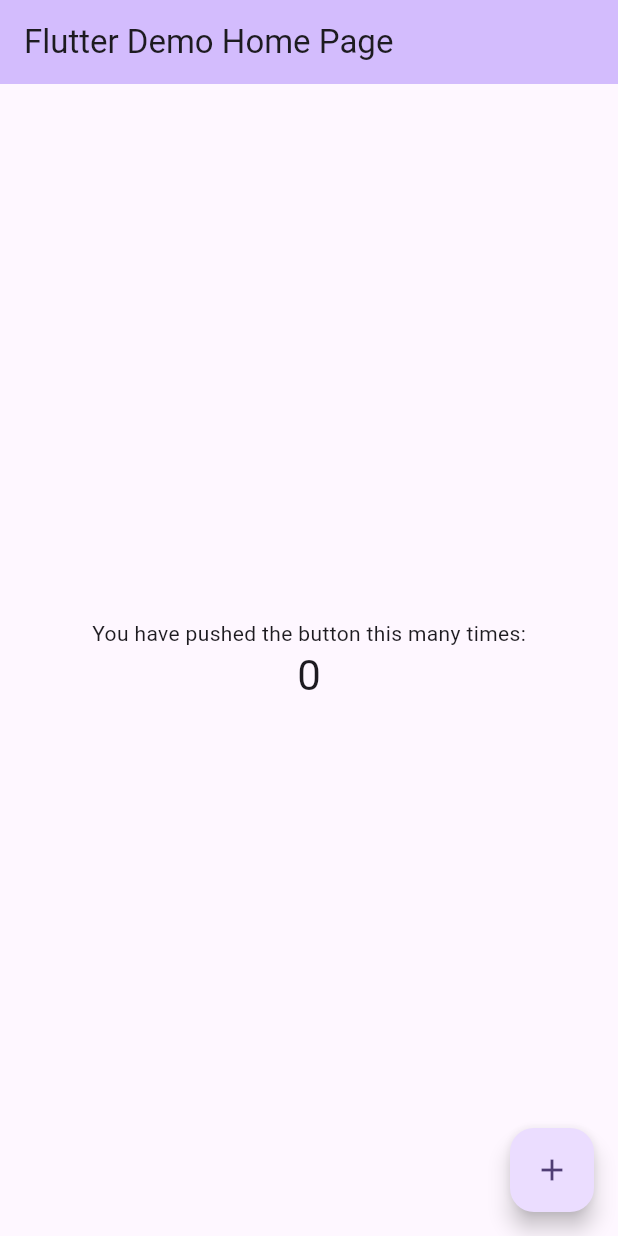
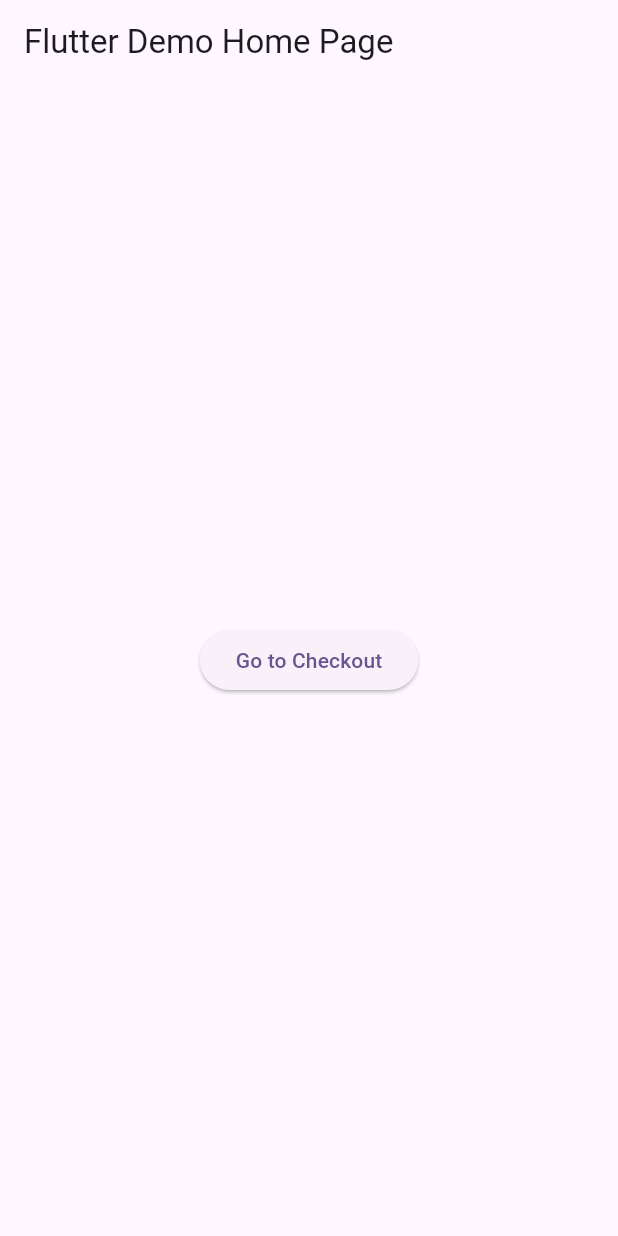
Before and after one commit to achillebourgault/flutter-ecommerce-app, a Flutter app: the screen it shows after launch, on a phone screen of 412 x 824 dp. Run offline on Flutter 3.47's test engine with Material 3 defaults, Android fonts, the phone set to English and light mode, and no system bars; our stand-ins replace firebase_core; accounts and stored records are empty.

Commit message:
Base Checkout Model

```diff
--- a/lib/main.dart
+++ b/lib/main.dart
@@ -1,4 +1,5 @@
 import 'package:flutter/material.dart';
+import 'checkout.dart';
 
 void main() {
   runApp(const MyApp());
@@ -7,27 +8,11 @@ void main() {
 class MyApp extends StatelessWidget {
   const MyApp({super.key});
 
-  // This widget is the root of your application.
   @override
   Widget build(BuildContext context) {
     return MaterialApp(
       title: 'Flutter Demo',
       theme: ThemeData(
-        // This is the theme of your application.
-        //
-        // TRY THIS: Try running your application with "flutter run". You'll see
-        // the application has a purple toolbar. Then, without quitting the app,
-        // try changing the seedColor in the colorScheme below to Colors.green
-        // and then invoke "hot reload" (save your changes or press the "hot
-        // reload" button in a Flutter-supported IDE, or press "r" if you used
-        // the command line to start the app).
-        //
-        // Notice that the counter didn't reset back to zero; the application
-        // state is not lost during the reload. To reset the state, use hot
-        // restart instead.
-        //
-        // This works for code too, not just values: Most code changes can be
-        // tested with just a hot reload.
         colorScheme: ColorScheme.fromSeed(seedColor: Colors.deepPurple),
         useMaterial3: true,
       ),
@@ -39,15 +24,6 @@ class MyApp extends StatelessWidget {
 class MyHomePage extends StatefulWidget {
   const MyHomePage({super.key, required this.title});
 
-  // This widget is the home page of your application. It is stateful, meaning
-  // that it has a State object (defined below) that contains fields that affect
-  // how it looks.
-
-  // This class is the configuration for the state. It holds the values (in this
-  // case the title) provided by the parent (in this case the App widget) and
-  // used by the build method of the State. Fields in a Widget subclass are
-  // always marked "final".
-
   final String title;
 
   @override
@@ -55,71 +31,22 @@ class MyHomePage extends StatefulWidget {
 }
 
 class _MyHomePageState extends State<MyHomePage> {
-  int _counter = 0;
-
-  void _incrementCounter() {
-    setState(() {
-      // This call to setState tells the Flutter framework that something has
-      // changed in this State, which causes it to rerun the build method below
-      // so that the display can reflect the updated values. If we changed
-      // _counter without calling setState(), then the build method would not be
-      // called again, and so nothing would appear to happen.
-      _counter++;
-    });
-  }
-
   @override
   Widget build(BuildContext context) {
-    // This method is rerun every time setState is called, for instance as done
-    // by the _incrementCounter method above.
-    //
-    // The Flutter framework has been optimized to make rerunning build methods
-    // fast, so that you can just rebuild anything that needs updating rather
-    // than having to individually change instances of widgets.
     return Scaffold(
       appBar: AppBar(
-        // TRY THIS: Try changing the color here to a specific color (to
-        // Colors.amber, perhaps?) and trigger a hot reload to see the AppBar
-        // change color while the other colors stay the same.
-        backgroundColor: Theme.of(context).colorScheme.inversePrimary,
-        // Here we take the value from the MyHomePage object that was created by
-        // the App.build method, and use it to set our appbar title.
         title: Text(widget.title),
       ),
       body: Center(
-        // Center is a layout widget. It takes a single child and positions it
-        // in the middle of the parent.
-        child: Column(
-          // Column is also a layout widget. It takes a list of children and
-          // arranges them vertically. By default, it sizes itself to fit its
-          // children horizontally, and tries to be as tall as its parent.
-          //
-          // Column has various properties to control how it sizes itself and
-          // how it positions its children. Here we use mainAxisAlignment to
-          // center the children vertically; the main axis here is the vertical
-          // axis because Columns are vertical (the cross axis would be
-          // horizontal).
-          //
-          // TRY THIS: Invoke "debug painting" (choose the "Toggle Debug Paint"
-          // action in the IDE, or press "p" in the console), to see the
-          // wireframe for each widget.
-          mainAxisAlignment: MainAxisAlignment.center,
-          children: <Widget>[
-            const Text(
-              'You have pushed the button this many times:',
-            ),
-            Text(
-              '$_counter',
-              style: Theme.of(context).textTheme.headlineMedium,
-            ),
-          ],
+        child: ElevatedButton(
+          child: const Text('Go to Checkout'),
+          onPressed: () {
+            Navigator.of(context).push(MaterialPageRoute(
+              builder: (context) => const CheckoutPage(),
+            ));
+          },
         ),
       ),
-      floatingActionButton: FloatingActionButton(
-        onPressed: _incrementCounter,
-        tooltip: 'Increment',
-        child: const Icon(Icons.add),
-      ), // This trailing comma makes auto-formatting nicer for build methods.
     );
   }
 }
```
Also changed, not shown: lib/checkout.dart (added, +51 -0 lines).
